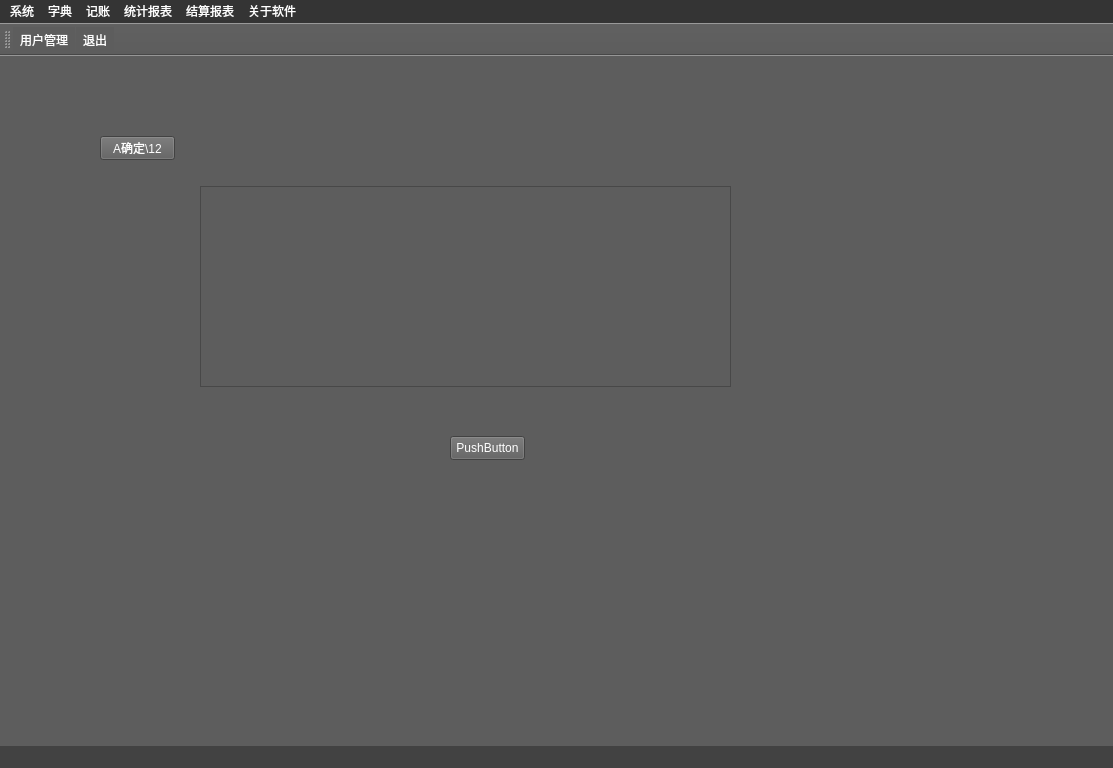
First picture: the form in my_account_soft/mysoft.ui, repository pk8900gh/account, before the edit.
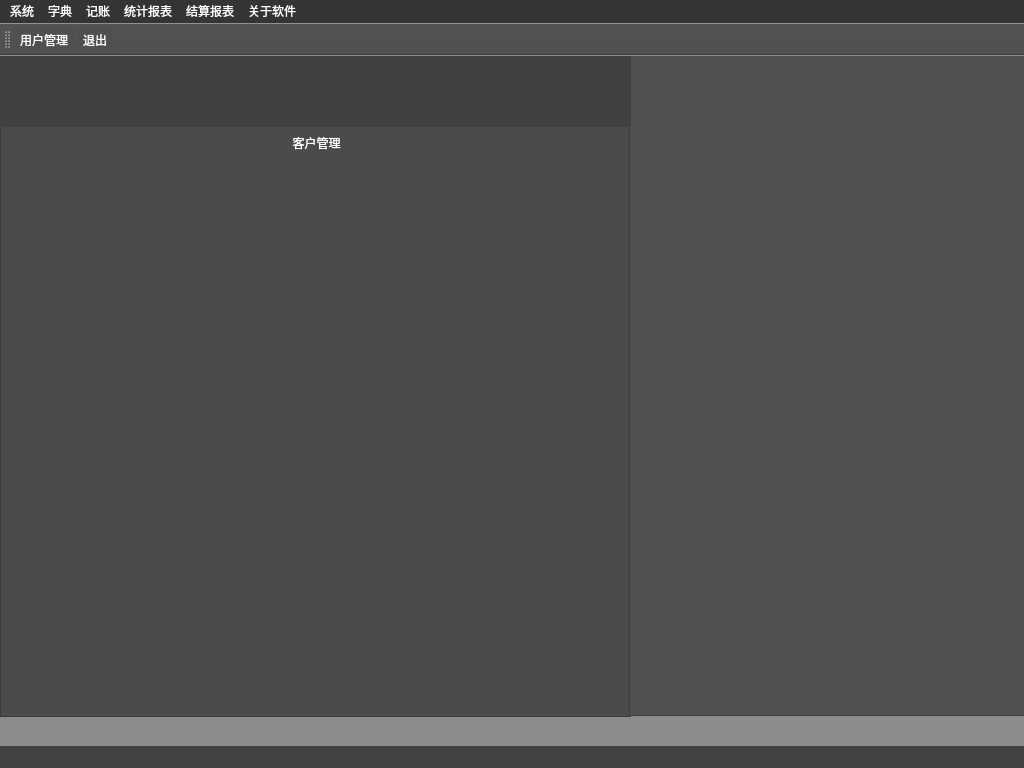
Second picture: the form after the edit. Icons and pictures are not drawn.

Diff of the .ui file:
```diff
--- a/my_account_soft/mysoft.ui
+++ b/my_account_soft/mysoft.ui
@@ -6,7 +6,7 @@
    <rect>
     <x>0</x>
     <y>0</y>
-    <width>1113</width>
+    <width>1024</width>
     <height>768</height>
    </rect>
   </property>
@@ -14,7 +14,7 @@
    <string>MySoft</string>
   </property>
   <property name="styleSheet">
-   <string notr="true">background-color: rgb(93, 93, 93);
+   <string notr="true">background-color: rgb(140, 140, 140);
 color: rgb(255, 255, 255);</string>
   </property>
   <property name="iconSize">
@@ -27,40 +27,79 @@
    <enum>Qt::ToolButtonTextUnderIcon</enum>
   </property>
   <widget class="QWidget" name="centralWidget">
-   <widget class="QTextEdit" name="textEdit01">
+   <widget class="QStackedWidget" name="stackedWidget">
     <property name="geometry">
      <rect>
-      <x>200</x>
-      <y>130</y>
-      <width>531</width>
-      <height>201</height>
+      <x>0</x>
+      <y>70</y>
+      <width>631</width>
+      <height>591</height>
      </rect>
     </property>
+    <property name="styleSheet">
+     <string notr="true">background-color: rgb(75, 75, 75);</string>
+    </property>
+    <property name="frameShape">
+     <enum>QFrame::StyledPanel</enum>
+    </property>
+    <property name="lineWidth">
+     <number>8</number>
+    </property>
+    <property name="midLineWidth">
+     <number>6</number>
+    </property>
+    <property name="currentIndex">
+     <number>1</number>
+    </property>
+    <widget class="QWidget" name="page"/>
+    <widget class="QWidget" name="page_2">
+     <widget class="QLabel" name="label">
+      <property name="geometry">
+       <rect>
+        <x>0</x>
+        <y>0</y>
+        <width>631</width>
+        <height>31</height>
+       </rect>
+      </property>
+      <property name="text">
+       <string>客户管理</string>
+      </property>
+      <property name="alignment">
+       <set>Qt::AlignCenter</set>
+      </property>
+     </widget>
+    </widget>
    </widget>
-   <widget class="QPushButton" name="pushButton">
+   <widget class="QStackedWidget" name="stackedWidget_2">
     <property name="geometry">
      <rect>
-      <x>100</x>
-      <y>80</y>
-      <width>75</width>
-      <height>24</height>
+      <x>629</x>
+      <y>-1</y>
+      <width>401</width>
+      <height>661</height>
      </rect>
     </property>
-    <property name="text">
-     <string>A确定\12</string>
+    <property name="styleSheet">
+     <string notr="true">background-color: rgb(80,80, 80);</string>
     </property>
+    <property name="frameShape">
+     <enum>QFrame::StyledPanel</enum>
+    </property>
+    <widget class="QWidget" name="page_3"/>
+    <widget class="QWidget" name="page_4"/>
    </widget>
-   <widget class="QPushButton" name="pushButton_2">
+   <widget class="QWidget" name="widgetSearchPanel" native="true">
     <property name="geometry">
      <rect>
-      <x>450</x>
-      <y>380</y>
-      <width>75</width>
-      <height>24</height>
+      <x>0</x>
+      <y>0</y>
+      <width>631</width>
+      <height>71</height>
      </rect>
     </property>
-    <property name="text">
-     <string>PushButton</string>
+    <property name="styleSheet">
+     <string notr="true">background-color: rgb(65,65, 65);</string>
     </property>
    </widget>
   </widget>
@@ -69,7 +108,7 @@
     <rect>
      <x>0</x>
      <y>0</y>
-     <width>1113</width>
+     <width>1024</width>
      <height>22</height>
     </rect>
    </property>
@@ -130,6 +169,9 @@
      <verstretch>0</verstretch>
     </sizepolicy>
    </property>
+   <property name="styleSheet">
+    <string notr="true">background-color: rgb(80, 80, 80);</string>
+   </property>
    <attribute name="toolBarArea">
     <enum>TopToolBarArea</enum>
    </attribute>
```
Left out of the diff: 100 changed lines with no effect on the pictures.
